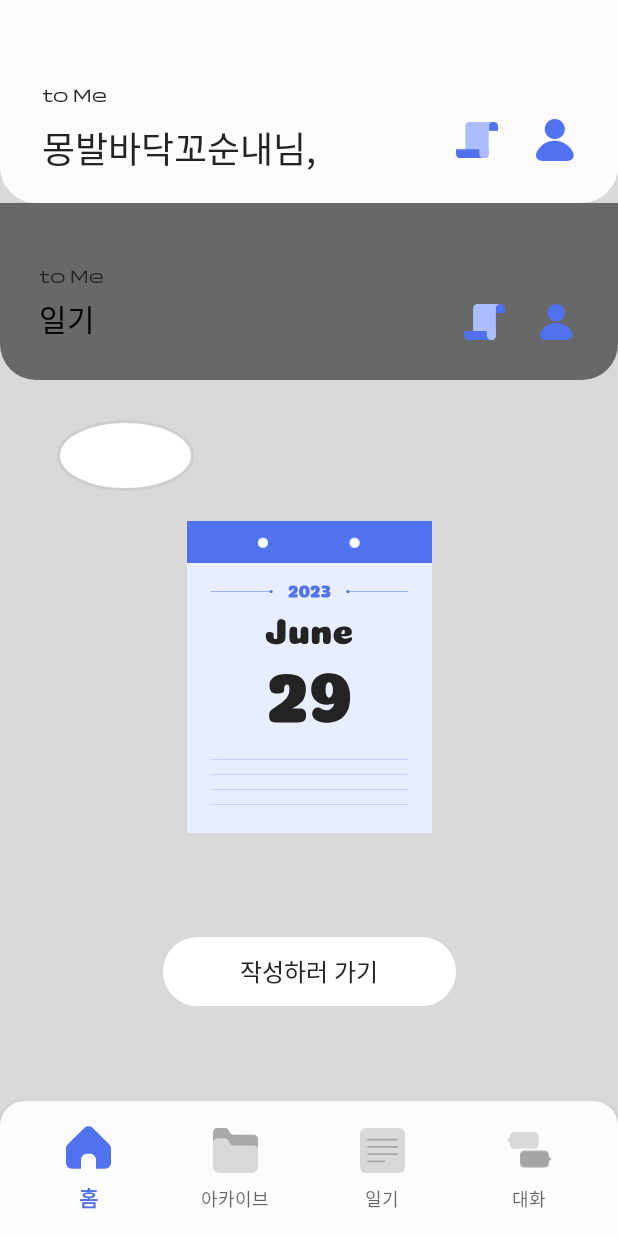
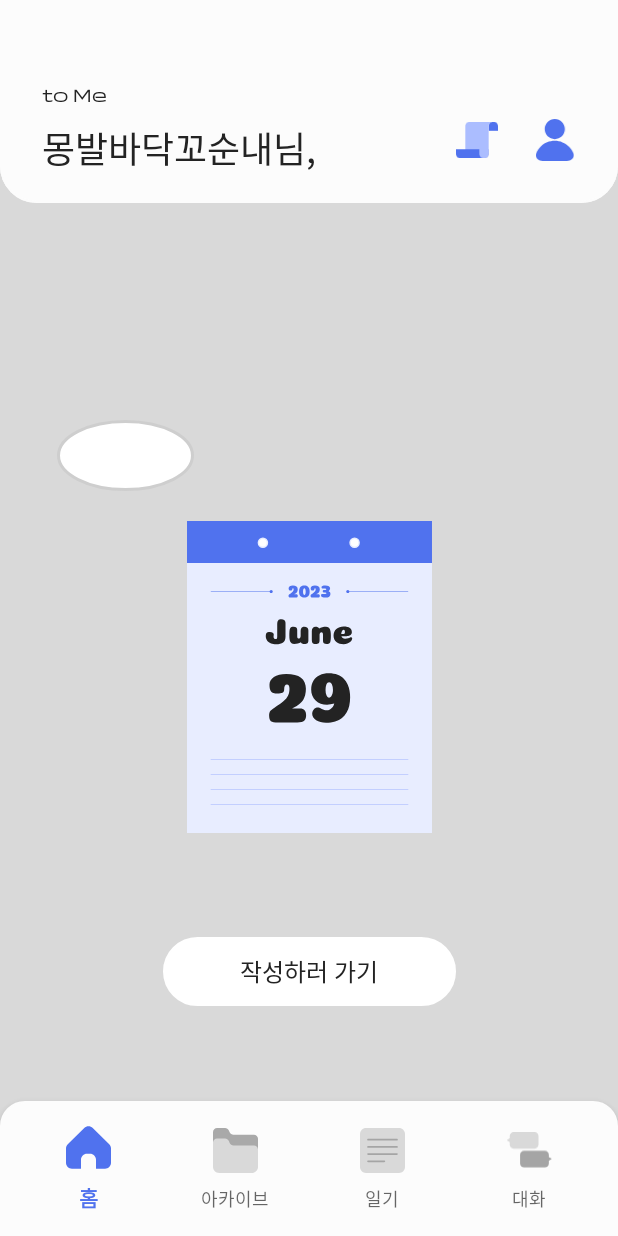
Before and after one commit to Ajou-FromUS/ToMe-AOS, an Android app: the fragment DiaryFragment placed in its activity, on a phone screen of 412 x 824 dp. Run offline under Robolectric (Android 15) with nearby library versions, the phone set to English and light mode, and no system bars.

Commit message:
[feat] diary 기능 일부 구현

```diff
--- a/app/src/main/java/presentation/diary/DiaryFragment.kt
+++ b/app/src/main/java/presentation/diary/DiaryFragment.kt
@@ -23,7 +23,6 @@ class DiaryFragment : Fragment() {
             // Fragment 전환을 위한 트랜잭션 시작
             val transaction = parentFragmentManager.beginTransaction()
             transaction.add(R.id.frame_diary, fragment)
-            transaction.addToBackStack(null)
             transaction.commit()
         }
         // Inflate the layout for this fragment
--- a/app/src/main/java/presentation/landing/LandingActiviy.kt
+++ b/app/src/main/java/presentation/landing/LandingActiviy.kt
@@ -51,6 +51,7 @@ class LandingActiviy : AppCompatActivity() {
         startButton.setOnClickListener{
             val intent = Intent(this, LoginActivity::class.java)
             startActivity(intent)
+            finish()
         }
     }
 
--- a/app/src/main/res/layout/fragment_diary.xml
+++ b/app/src/main/res/layout/fragment_diary.xml
@@ -8,59 +8,6 @@
     <androidx.constraintlayout.widget.ConstraintLayout
             android:layout_width="match_parent"
             android:layout_height="match_parent">
-
-        <RelativeLayout
-                android:id="@+id/relative_diary"
-                android:layout_width="match_parent"
-                android:layout_height="118dp"
-                app:layout_constraintEnd_toEndOf="parent"
-                app:layout_constraintStart_toStartOf="parent"
-                app:layout_constraintTop_toTopOf="parent"
-                android:background="@drawable/round_top"
-                android:backgroundTint="@color/color_font2">
-
-            <TextView
-                    android:id="@+id/tv_logo"
-                    android:layout_width="wrap_content"
-                    android:layout_height="wrap_content"
-                    android:text="to Me"
-                    android:fontFamily="@font/ydestreetl"
-                    android:textSize="12sp"
-                    android:textColor="@color/color_font1"
-                    android:layout_marginStart="26dp"
-                    android:layout_marginTop="41dp"/>
-
-            <TextView
-                    android:id="@+id/tv_diary"
-                    android:layout_width="wrap_content"
-                    android:layout_height="wrap_content"
-                    android:text="@string/navi_diary"
-                    android:textAppearance="@style/text_title2"
-                    android:layout_below="@id/tv_logo"
-                    android:layout_marginTop="5dp"
-                    android:layout_marginStart="26dp"/>
-
-            <ImageButton
-                    android:id="@+id/ibtn_mission"
-                    android:layout_width="32dp"
-                    android:layout_height="32dp"
-                    android:src="@drawable/ic_mission"
-                    android:backgroundTint="@color/color_transparent"
-                    android:layout_marginLeft="194dp"
-                    android:layout_toLeftOf="@id/ibtn_user"
-                    android:layout_marginTop="63dp"/>
-
-            <ImageButton
-                    android:id="@+id/ibtn_user"
-                    android:layout_width="32dp"
-                    android:layout_height="32dp"
-                    android:src="@drawable/ic_user"
-                    android:backgroundTint="@color/color_transparent"
-                    android:layout_marginTop="63dp"
-                    android:layout_marginLeft="16dp"
-                    android:layout_marginRight="25dp"
-                    android:layout_alignParentRight="true"/>
-        </RelativeLayout>
 
         <ImageView
                 android:layout_width="wrap_content"
--- a/app/src/main/res/layout/fragment_diary_write.xml
+++ b/app/src/main/res/layout/fragment_diary_write.xml
@@ -9,15 +9,20 @@
             android:layout_width="match_parent"
             android:layout_height="match_parent">
 
-        <androidx.constraintlayout.widget.ConstraintLayout
-                android:id="@+id/constraint_diaryWrite"
+        <FrameLayout
+                android:id="@+id/frame_diaryWrite"
                 android:layout_width="308dp"
                 android:layout_height="478dp"
                 android:background="@drawable/round_box"
+                android:layout_marginBottom="17dp"
                 app:layout_constraintEnd_toEndOf="parent"
                 app:layout_constraintStart_toStartOf="parent"
-                app:layout_constraintBottom_toBottomOf="parent"
-                android:layout_marginBottom="17dp">
+                app:layout_constraintBottom_toBottomOf="parent">
+
+            <androidx.constraintlayout.widget.ConstraintLayout
+                    android:id="@+id/constraint_diaryWrite"
+                    android:layout_width="match_parent"
+                    android:layout_height="match_parent">
                 <TextView
                         android:id="@+id/tv_messageBox"
                         android:layout_width="wrap_content"
@@ -42,7 +47,6 @@
                         app:layout_constraintEnd_toEndOf="@id/constraint_diaryWrite"
                         app:layout_constraintStart_toStartOf="@id/constraint_diaryWrite"
                         app:layout_constraintBottom_toTopOf="@id/ibtn_next">
-
                     <TextView
                             android:id="@+id/tv_subtitle"
                             android:layout_width="wrap_content"
@@ -76,9 +80,7 @@
                             app:layout_constraintEnd_toEndOf="@id/constraint_diaryWrite2"
                             app:layout_constraintStart_toStartOf="@id/constraint_diaryWrite2"
                             app:layout_constraintBottom_toBottomOf="@id/constraint_diaryWrite2"/>
-
                 </androidx.constraintlayout.widget.ConstraintLayout>
-
                 <TextView
                         android:id="@+id/tv_next"
                         android:layout_width="wrap_content"
@@ -97,9 +99,8 @@
                         android:backgroundTint="@color/color_transparent"
                         app:layout_constraintBottom_toBottomOf="@id/constraint_diaryWrite"
                         app:layout_constraintEnd_toEndOf="@id/constraint_diaryWrite"/>
-        </androidx.constraintlayout.widget.ConstraintLayout>
 
             </androidx.constraintlayout.widget.ConstraintLayout>
-
-
         </FrameLayout>
+    </androidx.constraintlayout.widget.ConstraintLayout>
+</FrameLayout>
```
Lines whose indentation alone changed are shown as unchanged.
